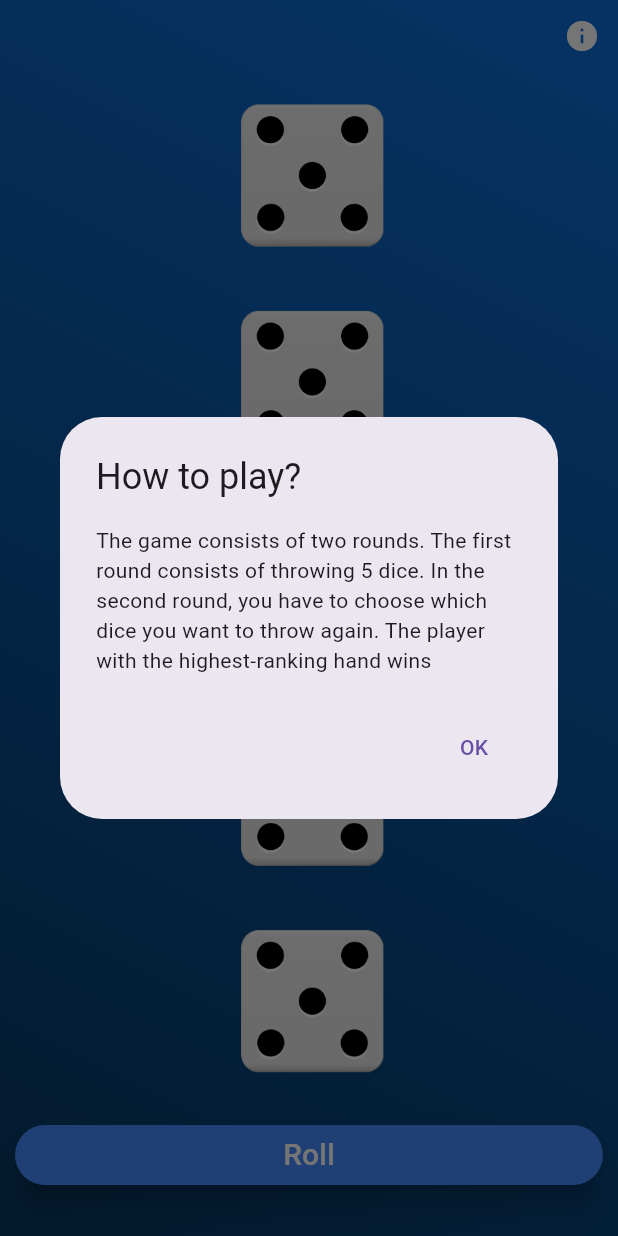
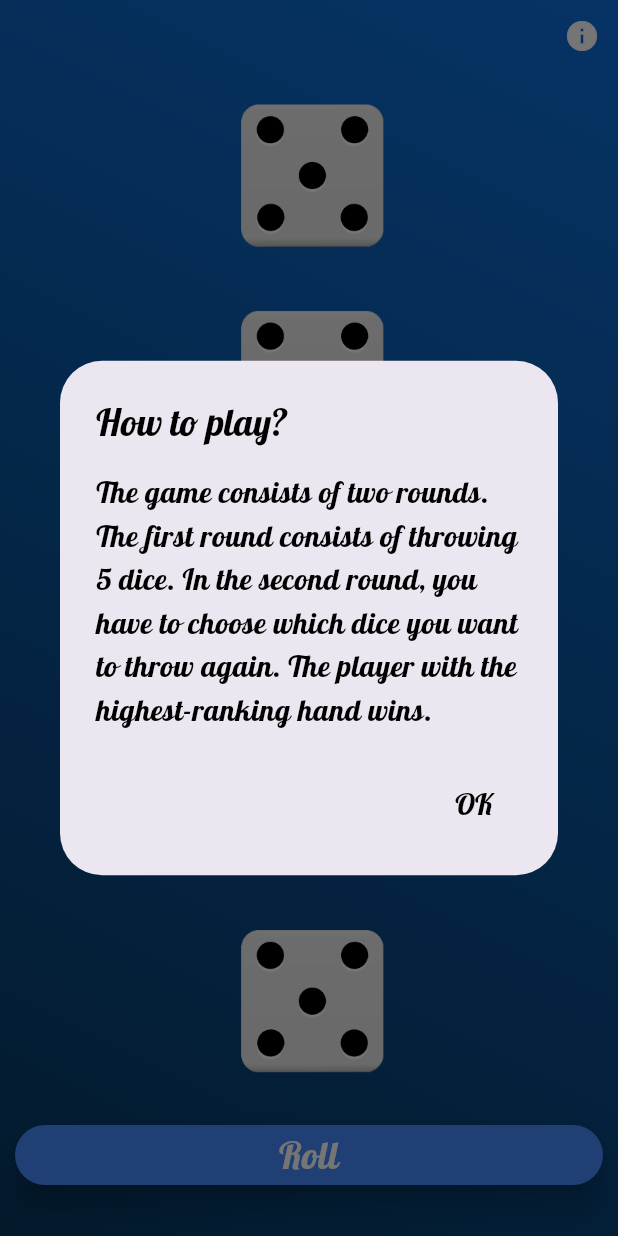
Before and after one commit to SKesek/SimpleDice, a Flutter app: the screen it shows after launch, after a tap on "Dice poker", on a phone screen of 412 x 824 dp. Run offline on Flutter 3.47's test engine with Material 2 defaults, Android fonts, the phone set to English and light mode, and no system bars; drawn by our look-alikes of sliding_up_panel; our stand-ins replace google_fonts.

Commit message:
Kończenie aplikacji
Zmiana ikon, kosmetyka

```diff
--- a/lib/screens/dice_poker_screen.dart
+++ b/lib/screens/dice_poker_screen.dart
@@ -1,6 +1,7 @@
 import 'dart:math';
 import 'package:dice_pro/const.dart';
 import 'package:flutter/material.dart';
+import 'package:google_fonts/google_fonts.dart';
 import 'package:sliding_up_panel/sliding_up_panel.dart';
 
 import '../styles/role_block.dart';
@@ -59,15 +60,30 @@ class _DicePokerState extends State<DicePokerScreen> {
         context: context,
         builder: (BuildContext context) {
           return AlertDialog(
-            title: const Text('How to play?'),
-            content: const Text(
-                'The game consists of two rounds. The first round consists of throwing 5 dice. In the second round, you have to choose which dice you want to throw again. The player with the highest-ranking hand wins'),
+            title: Text(
+              'How to play?',
+              style: GoogleFonts.lobster(
+                textStyle: const TextStyle(color: Colors.black, fontSize: 25),
+              ),
+            ),
+            content: Text(
+              'The game consists of two rounds. The first round consists of throwing 5 dice. In the second round, you have to choose which dice you want to throw again. The player with the highest-ranking hand wins.',
+              style: GoogleFonts.lobster(
+                textStyle: const TextStyle(color: Colors.black, fontSize: 20),
+              ),
+            ),
             actions: <Widget>[
               TextButton(
                 onPressed: () {
                   Navigator.of(context).pop();
                 },
-                child: const Text('OK'),
+                child: Text(
+                  'OK',
+                  style: GoogleFonts.lobster(
+                    textStyle:
+                        const TextStyle(color: Colors.black, fontSize: 20),
+                  ),
+                ),
               ),
             ],
           );
@@ -180,9 +196,13 @@ class _DicePokerState extends State<DicePokerScreen> {
                   const SizedBox(
                     width: 70,
                   ),
-                  const Text(
+                  Text(
                     'Rules',
-                    style: TextStyle(fontSize: 20, fontWeight: FontWeight.bold),
+                    style: GoogleFonts.lobster(
+                        textStyle: const TextStyle(
+                            fontSize: 25,
+                            fontWeight: FontWeight.bold,
+                            color: Colors.black)),
                   ),
                   TextButton(
                     onPressed: () {
@@ -241,8 +261,9 @@ class _DicePokerState extends State<DicePokerScreen> {
                       opacity: showResult(),
                       child: Text(
                         'You have ${showRanking()}',
-                        style:
-                            const TextStyle(color: Colors.white, fontSize: 20),
+                        style: GoogleFonts.lobster(
+                            textStyle: const TextStyle(
+                                fontSize: 25, color: Colors.white)),
                       ),
                     ),
                     IconButton(
@@ -422,13 +443,10 @@ class _DicePokerState extends State<DicePokerScreen> {
                             break;
                         }
                       },
-                      child: Text(
-                        rollNextButtonText(),
-                        style: const TextStyle(
-                          color: Colors.white,
-                          fontSize: 20,
-                        ),
-                      ),
+                      child: Text(rollNextButtonText(),
+                          style: GoogleFonts.lobster(
+                              textStyle: const TextStyle(
+                                  fontSize: 25, color: Colors.white))),
                     ),
                   ),
                 ),
--- a/lib/screens/home_page_screen.dart
+++ b/lib/screens/home_page_screen.dart
@@ -18,8 +18,8 @@ class HomePage extends StatelessWidget {
               mainAxisAlignment: MainAxisAlignment.center,
               children: [
                 Image.asset(
-                  'images/logo.png',
-                  scale: 6,
+                  'images/dice_logo2.png',
+                  scale: 5,
                 ),
                 Text('Simple Dice',
                     style: GoogleFonts.lobster(
--- a/lib/screens/normal_dice.dart
+++ b/lib/screens/normal_dice.dart
@@ -1,5 +1,6 @@
 import 'package:flutter/material.dart';
 import 'package:dice_pro/const.dart';
+import 'package:google_fonts/google_fonts.dart';
 
 import '../styles/custon_button.dart';
 import 'normal_dice_screen.dart';
@@ -26,9 +27,11 @@ class NormalDice extends StatelessWidget {
                         'images/logo.png',
                         scale: 5,
                       ),
-                      const Text(
+                      Text(
                         'Normal dice',
-                        style: TextStyle(fontSize: 45, color: Colors.white),
+                        style: GoogleFonts.lobster(
+                            textStyle: const TextStyle(
+                                fontSize: 45, color: Colors.white)),
                       ),
                     ],
                   ),
```
Also changed, not shown: images/dice_logo.png, images/dice_logo2.png (added), images/dice_roll_logo.png, images/empty_dice.png, images/normal_dice.png (added), images/poker_dice_logo.png, 19 other files.
